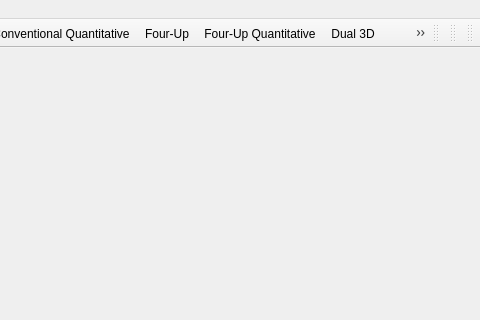
Qt form Applications/SlicerApp/Resources/UI/qSlicerAppMainWindow.ui (Slicer/SlicerGitSVNArchive) before a commit; both pictures show x 531 to 1011 and y 0 to 320 of the 1011 by 570 pixel window.
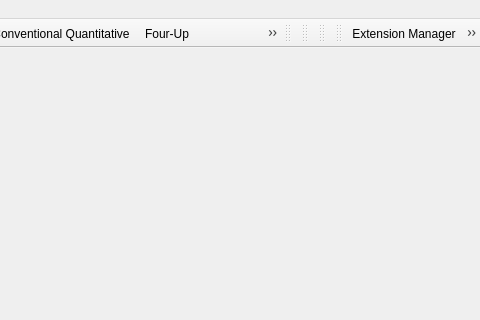
The same form after that commit. Icons and pictures are not drawn. Custom widgets are drawn as their Qt base class.

Commit message:
ENH: Add toolbar for the Extensions Manager and Error log
Fixes #3151

```diff
--- a/Applications/SlicerApp/Resources/UI/qSlicerAppMainWindow.ui
+++ b/Applications/SlicerApp/Resources/UI/qSlicerAppMainWindow.ui
@@ -304,6 +304,22 @@
     <bool>false</bool>
    </attribute>
   </widget>
+  <widget class="QToolBar" name="DialogToolBar">
+   <property name="windowTitle">
+    <string>Extensions</string>
+   </property>
+   <property name="accessibleName">
+    <string>Extension</string>
+   </property>
+   <attribute name="toolBarArea">
+    <enum>TopToolBarArea</enum>
+   </attribute>
+   <attribute name="toolBarBreak">
+    <bool>false</bool>
+   </attribute>
+   <addaction name="actionViewExtensionsManager"/>
+   <addaction name="actionWindowErrorLog"/>
+  </widget>
   <action name="actionFileLoadScene">
    <property name="icon">
     <iconset resource="../../../../Base/QTGUI/Resources/qSlicerBaseQTGUI.qrc">
```
Left out of the diff: 2 changed lines with no effect on the pictures. The commit also changes 1 other file.
